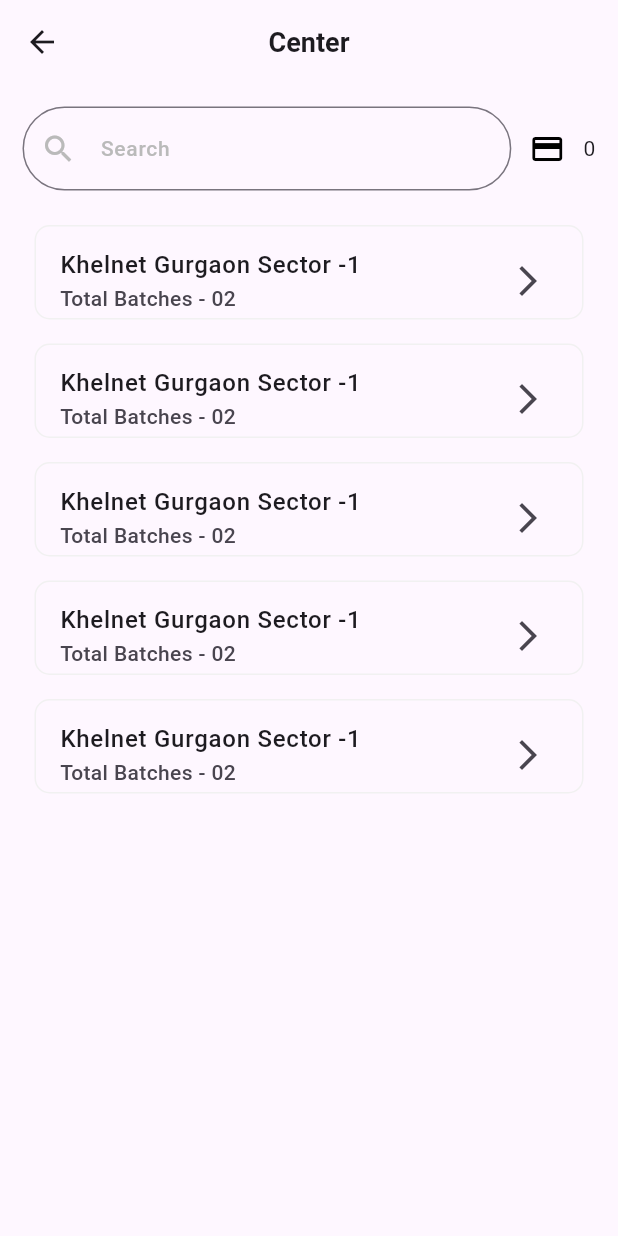
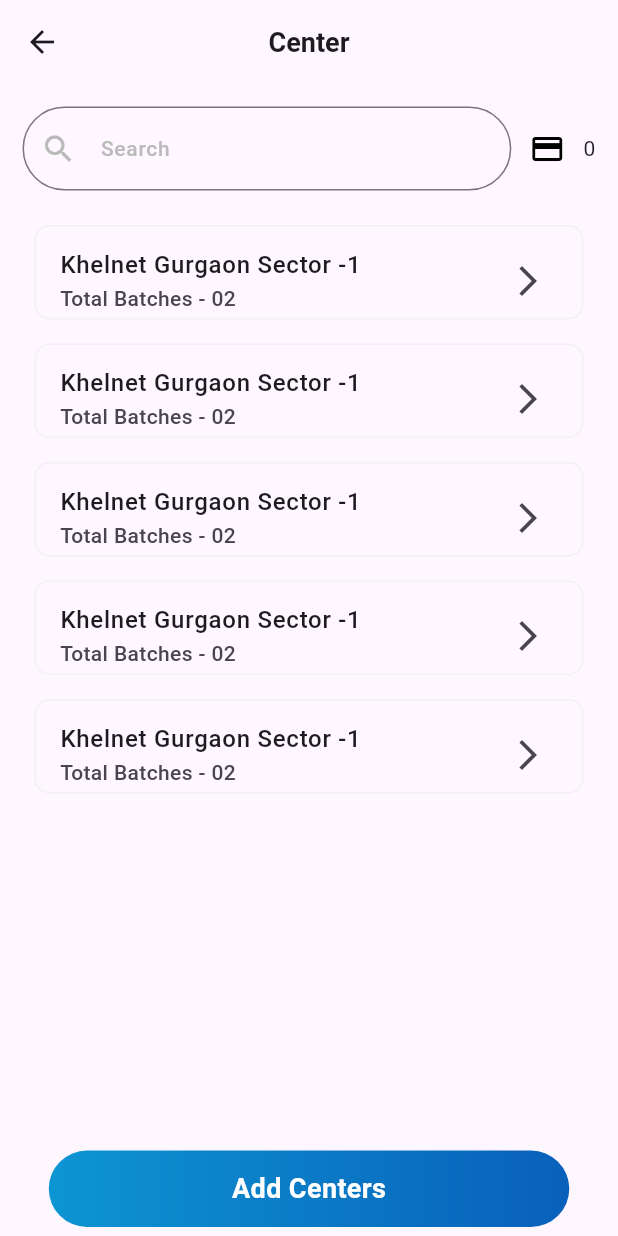
Before and after one commit to jaypatel0207/Khelnet--UI, a Flutter app: the Centerfound screen opened directly, on a phone screen of 412 x 824 dp. Run offline on Flutter 3.47's test engine with Material 3 defaults, Android fonts, the phone set to English and light mode, and no system bars; our stand-ins replace flutter_screenutil, get, image_picker, pinput.

Commit message:
"Refactored code in AddCoaches.dart and Centerfound.dart: reformatted code, removed unnecessary whitespace, and updated widget properties."

```diff
--- a/lib/Pages/Head Coach/DataFound/centerfound.dart
+++ b/lib/Pages/Head Coach/DataFound/centerfound.dart
@@ -1,4 +1,9 @@
+import 'package:flutter/cupertino.dart';
 import 'package:flutter/material.dart';
+import 'package:flutter/material.dart';
+import 'package:flutter/widgets.dart';
+import 'package:get/get.dart';
+import 'package:khelnet/Pages/Add/AddCenter.dart';
 
 class Centerfound extends StatefulWidget {
   const Centerfound({super.key});
@@ -8,7 +13,7 @@
 }
 
 class _CenterfoundState extends State<Centerfound> {
-  List<Map<String, dynamic>> Center = [
+  List<Map<String, dynamic>> Centers = [
     {"name": "Khelnet Gurgaon Sector -1", "batches": "Total Batches - 02"},
     {"name": "Khelnet Gurgaon Sector -1", "batches": "Total Batches - 02"},
     {"name": "Khelnet Gurgaon Sector -1", "batches": "Total Batches - 02"},
@@ -82,7 +87,7 @@
             Expanded(
               child: ListView.builder(
                 shrinkWrap: true,
-                itemCount: Center.length,
+                itemCount: Centers.length,
                 itemBuilder: (context, index) {
                   return Padding(
                     padding: const EdgeInsets.all(8.0),
@@ -95,19 +100,53 @@
                               width: 1,
                               color: Color.fromRGBO(241, 241, 241, 1))),
                       child: ListTile(
-                        title: Text("${Center[index]["name"]}", style: TextStyle(fontWeight: FontWeight.w500,fontSize: 16),),
-                        subtitle: Text("${Center[index]["batches"]}", style: TextStyle(fontWeight: FontWeight.w500,fontSize: 14)),
+                        title: Text(
+                          "${Centers[index]["name"]}",
+                          style: TextStyle(
+                              fontWeight: FontWeight.w500, fontSize: 16),
+                        ),
+                        subtitle: Text("${Centers[index]["batches"]}",
+                            style: TextStyle(
+                                fontWeight: FontWeight.w500, fontSize: 14)),
                         trailing: InkWell(
-                          onTap: () {
-
-                          },
-                          child: Icon(Icons.arrow_forward_ios)),
+                            onTap: () {}, child: Icon(Icons.arrow_forward_ios)),
                       ),
                     ),
                   );
                 },
               ),
             ),
+            Padding(
+              padding: const EdgeInsets.all(6.0),
+              child: InkWell(
+                onTap: () {
+                  Get.to(Addcenter());
+                },
+                child: Center(
+                  child: Container(
+                    width: 347,
+                    height: 51,
+                    decoration: BoxDecoration(
+                        borderRadius: BorderRadius.circular(103),
+                        gradient: LinearGradient(
+                            begin: Alignment.centerLeft,
+                            end: Alignment.centerRight,
+                            colors: [
+                              Color.fromRGBO(13, 149, 211, 1),
+                              Color.fromRGBO(9, 96, 186, 1)
+                            ])),
+                    child: const Center(
+                        child: Text(
+                      "Add Centers",
+                      style: TextStyle(
+                          fontSize: 18,
+                          fontWeight: FontWeight.w700,
+                          color: Colors.white),
+                    )),
+                  ),
+                ),
+              ),
+            )
           ],
         ),
       ),
```
Also changed, not shown: lib/Pages/Add/AddBatch.dart (added, +25 -0 lines), lib/Pages/Add/AddCenter.dart (added, +178 -0 lines), lib/Pages/Add/AddCoaches.dart (+11 -22 lines).
